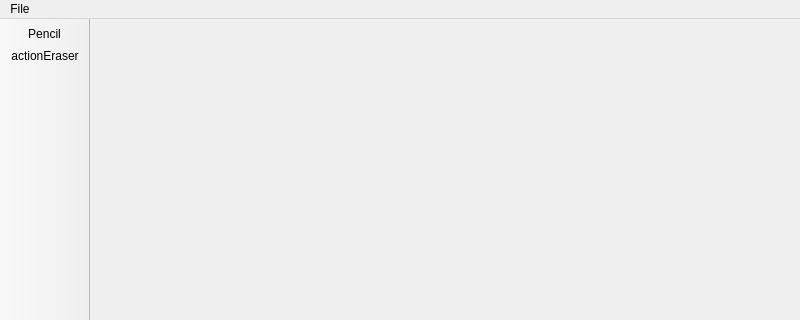
Above: ui/mainwindow.ui from leoverde2/braille-drawer before the change; both pictures show x 0 to 800 and y 0 to 320 of the 800 by 600 pixel window. Below: the same form after it.
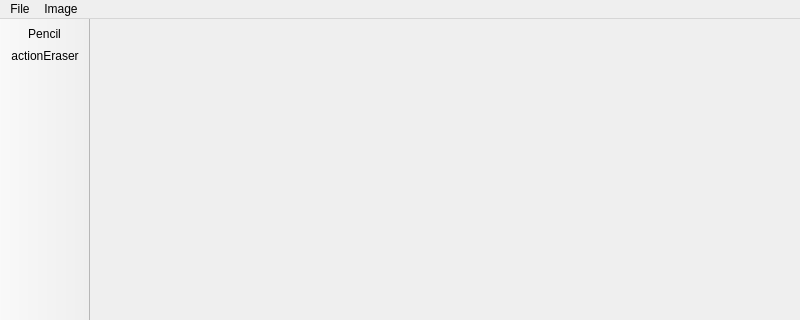
That is the form after the change. Icons and pictures are not drawn. Custom widgets are drawn as their Qt base class.

What changed in the file:
```diff
--- a/ui/mainwindow.ui
+++ b/ui/mainwindow.ui
@@ -31,7 +31,15 @@
     </property>
     <addaction name="actionSave"/>
    </widget>
+   <widget class="QMenu" name="menuImage">
+    <property name="title">
+     <string>Image</string>
+    </property>
+    <addaction name="actionResize"/>
+    <addaction name="actionCrop_to_Content"/>
+   </widget>
    <addaction name="menuFile"/>
+   <addaction name="menuImage"/>
   </widget>
   <widget class="QStatusBar" name="statusbar"/>
   <widget class="QToolBar" name="toolBar">
```
Left out of the diff: 10 changed lines with no effect on the pictures.
